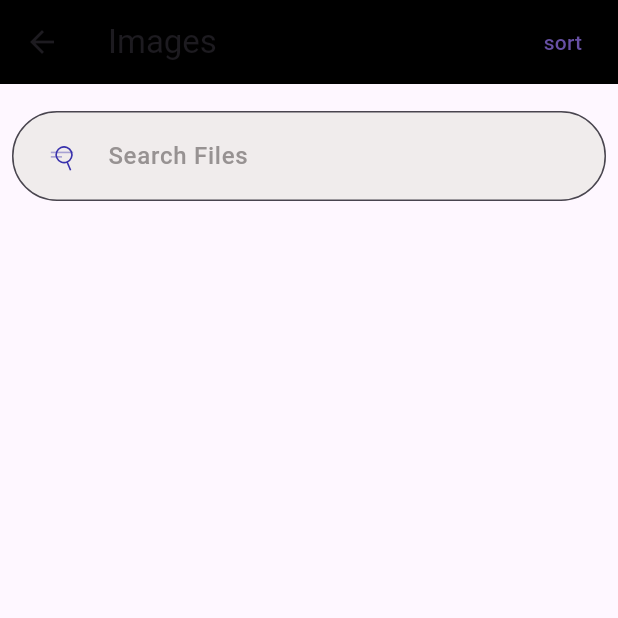
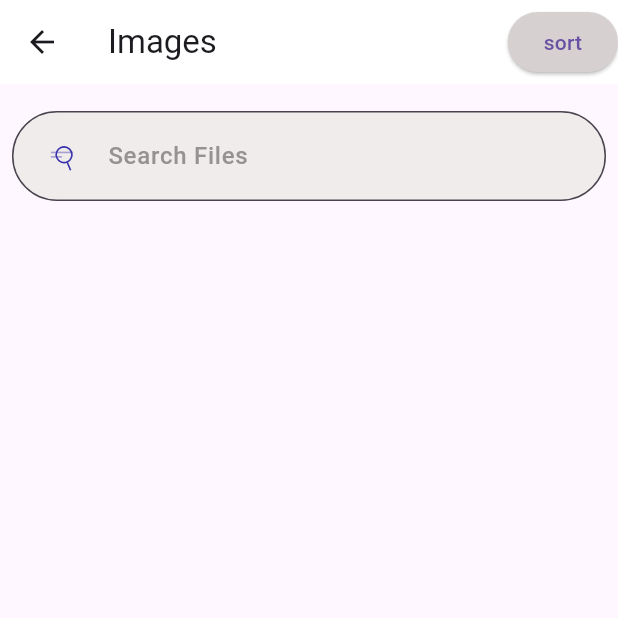
Before and after one commit to adilrusfeed/FileManager_provider, a Flutter app: the screen it shows after launch, after a tap on "images", on a phone screen of 412 x 824 dp, the top half of it. Run offline on Flutter 3.47's test engine with Material 3 defaults, Android fonts, the phone set to English and light mode, and no system bars; our stand-ins replace curved_navigation_bar, file_picker, hive, hive_flutter, lottie, open_file and 1 more; accounts and stored records are empty.

Commit message:
provider function

```diff
--- a/lib/controller/db_provider.dart
+++ b/lib/controller/db_provider.dart
@@ -1,4 +1,3 @@
-
 // ignore_for_file: avoid_print
 
 import 'package:file_manager/model/data_model.dart';
@@ -10,7 +9,6 @@ import 'package:open_file/open_file.dart';
 class DbProvider extends ChangeNotifier {
   List<FileModel> recentFiles = [];
   DbServices dbServices = DbServices();
-
 
   Future<void> getAllData() async {
     recentFiles = await dbServices.getAllData();
--- a/lib/view/catogory_screen/image_screen/image_screen.dart
+++ b/lib/view/catogory_screen/image_screen/image_screen.dart
@@ -15,13 +15,13 @@ class ImageScreen extends StatelessWidget {
     final imageprovider = Provider.of<ImagesProvider>(context);
     return Scaffold(
       appBar: AppBar(
-        backgroundColor: const Color.fromARGB(255, 0, 0, 0),
+        backgroundColor: Color.fromARGB(255, 255, 255, 255),
         title: Text('Images'),
         actions: [
           ElevatedButton(
               style: ButtonStyle(
                 backgroundColor: MaterialStatePropertyAll(
-                    const Color.fromARGB(255, 0, 0, 0)),
+                    Color.fromARGB(255, 215, 208, 208)),
               ),
               onPressed: () {
                 // setState(() {
@@ -55,7 +55,6 @@ class ImageScreen extends StatelessWidget {
           ),
           Expanded(
             child: Consumer<DbProvider>(
-
               builder: (context, dbproider, child) {
                 List<FileModel> sortedFiles = List.from(dbproider.recentFiles);
                 sortedFiles.sort((a, b) {
@@ -82,7 +81,7 @@ class ImageScreen extends StatelessWidget {
                         padding: const EdgeInsets.all(3),
                         child: ListTile(
                           onTap: () {
-                          dbproider.  openFile(file);
+                            dbproider.openFile(file);
                           },
                           title: Text(file.fileName),
                           leading: Icon(
@@ -99,7 +98,7 @@ class ImageScreen extends StatelessWidget {
                               ),
                             ),
                             onPressed: () {
-                              _deleteDialog(file, context,dbproider);
+                              _deleteDialog(file, context, dbproider);
                             },
                             child: Icon(
                               Icons.delete,
@@ -121,7 +120,8 @@ class ImageScreen extends StatelessWidget {
     );
   }
 
-  Future<void> _deleteDialog(FileModel file, context,DbProvider dbProvider) async {
+  Future<void> _deleteDialog(
+      FileModel file, context, DbProvider dbProvider) async {
     return showDialog<void>(
       context: context,
       builder: (BuildContext context) {
@@ -144,7 +144,7 @@ class ImageScreen extends StatelessWidget {
             ),
             TextButton(
               onPressed: () {
-               dbProvider. deleteFile(file);
+                dbProvider.deleteFile(file);
                 Navigator.of(context).pop();
               },
               child: Text('Delete'),
--- a/lib/view/main_screens/add_screen.dart
+++ b/lib/view/main_screens/add_screen.dart
@@ -23,7 +23,7 @@ class AddScreen extends StatelessWidget {
             style: TextStyle(
               fontSize: 20,
               fontWeight: FontWeight.w600,
-              color: Colors.black,
+              color: const Color.fromARGB(255, 0, 0, 0),
             ),
           ),
         ),
--- a/lib/view/main_screens/recent_screen.dart
+++ b/lib/view/main_screens/recent_screen.dart
@@ -16,12 +16,13 @@ class RecentScreen extends StatefulWidget {
 
 class _RecentScreenState extends State<RecentScreen> {
   late DbProvider dbProvider;
-  @override
-  void initState() {
-    // final provider = Provider.of<DbProvider>(context);
-    // provider.getAllData();
-    super.initState();
-  }
+ @override
+void initState() {
+  super.initState();
+
+  Provider.of<DbProvider>(context, listen: false).getAllData();
+}
+
 
   @override
   Widget build(BuildContext context) {
--- a/lib/view/widget/drawer_page.dart
+++ b/lib/view/widget/drawer_page.dart
@@ -61,15 +61,6 @@ class DrawerHeaderWidget extends StatelessWidget {
             },
             child: DrawerItem(text: "Exit", icon: Icons.exit_to_app),
           ),
-          Divider(),
-          SizedBox(height: 30),
-          Align(
-            alignment: Alignment.center,
-            child: Text(
-              "version : 1.0.1",
-              style: TextStyle(fontWeight: FontWeight.bold),
-            ),
-          ),
         ],
       ),
     );
```
